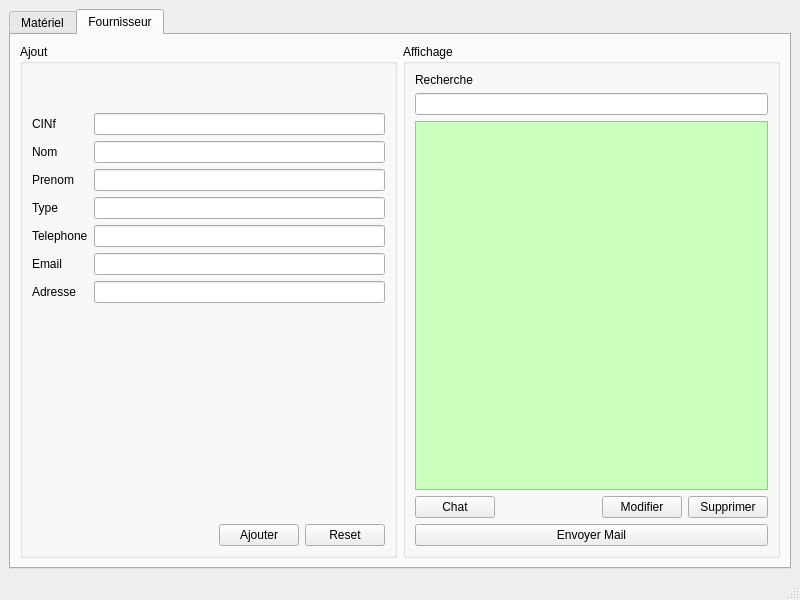
The window that mainwindow.ui (saraelarbi/PlanResto) describes before a commit, drawn with Qt 5.
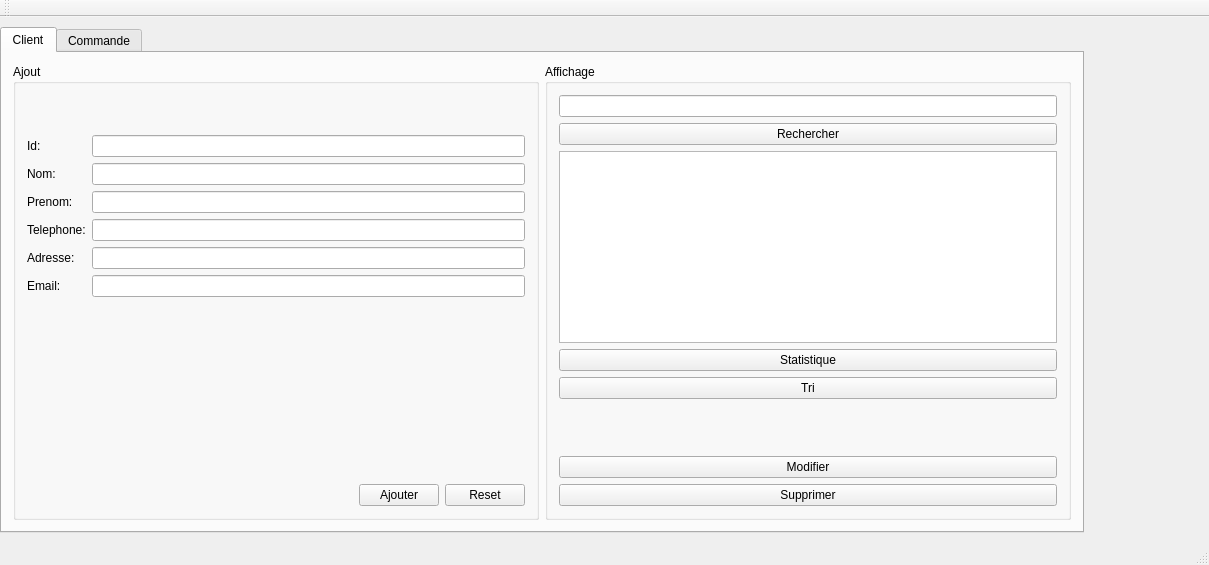
The same window after the commit. The open tabs and pages were chosen to show the change.

The edit to the form file:
```diff
--- a/mainwindow.ui
+++ b/mainwindow.ui
@@ -6,35 +6,41 @@
    <rect>
     <x>0</x>
     <y>0</y>
-    <width>800</width>
-    <height>600</height>
+    <width>1209</width>
+    <height>565</height>
    </rect>
   </property>
   <property name="windowTitle">
-   <string>MainWindow</string>
+   <string>Gestion des Clients</string>
   </property>
-  <widget class="QWidget" name="centralwidget">
-   <layout class="QHBoxLayout" name="horizontalLayout">
-    <item>
-     <widget class="QTabWidget" name="GestionMateriel">
+  <widget class="QWidget" name="centralWidget">
+   <widget class="QTabWidget" name="tabclient">
+    <property name="geometry">
+     <rect>
+      <x>0</x>
+      <y>10</y>
+      <width>1084</width>
+      <height>506</height>
+     </rect>
+    </property>
       <property name="currentIndex">
-       <number>0</number>
+     <number>1</number>
       </property>
       <widget class="QWidget" name="tab">
        <attribute name="title">
-        <string>Matériel</string>
-       </attribute>
-       <layout class="QHBoxLayout" name="horizontalLayout_3">
+      <string>Client</string>
+     </attribute>
+     <layout class="QHBoxLayout" name="horizontalLayout_2">
         <item>
-         <layout class="QVBoxLayout" name="verticalLayout_5">
+       <layout class="QVBoxLayout" name="verticalLayout_2">
           <item>
            <widget class="QGroupBox" name="groupBox">
             <property name="title">
              <string>Ajout</string>
             </property>
-            <layout class="QVBoxLayout" name="verticalLayout_7">
+          <layout class="QVBoxLayout" name="verticalLayout_5">
              <item>
-              <spacer name="horizontalSpacer_3">
+            <spacer name="horizontalSpacer">
                <property name="orientation">
                 <enum>Qt::Horizontal</enum>
                </property>
@@ -60,75 +66,79 @@
               </spacer>
              </item>
              <item>
-              <layout class="QVBoxLayout" name="verticalLayout_6">
+            <layout class="QVBoxLayout" name="verticalLayout_4">
                <item>
-                <layout class="QFormLayout" name="formLayout_3">
+              <layout class="QFormLayout" name="formLayout">
                  <item row="0" column="0">
-                  <widget class="QLabel" name="label_2">
-                   <property name="text">
-                    <string>ID</string>
-                   </property>
-                  </widget>
-                 </item>
-                 <item row="1" column="0">
-                  <widget class="QLabel" name="label_6">
-                   <property name="text">
-                    <string>Type</string>
-                   </property>
-                  </widget>
-                 </item>
-                 <item row="2" column="0">
                   <widget class="QLabel" name="label_5">
                    <property name="text">
-                    <string>Nom</string>
+                  <string>Id:</string>
                    </property>
                   </widget>
                  </item>
-                 <item row="3" column="0">
+               <item row="0" column="1">
+                <widget class="QLineEdit" name="lineEdit_id">
+                 <property name="text">
+                  <string/>
+                 </property>
+                </widget>
+               </item>
+               <item row="1" column="0">
+                <widget class="QLabel" name="label">
+                 <property name="text">
+                  <string>Nom:</string>
+                 </property>
+                </widget>
+               </item>
+               <item row="1" column="1">
+                <widget class="QLineEdit" name="lineEdit_nom"/>
+               </item>
+               <item row="2" column="0">
                   <widget class="QLabel" name="label_4">
                    <property name="text">
-                    <string>Marque</string>
+                  <string>Prenom:</string>
                    </property>
                   </widget>
                  </item>
+               <item row="2" column="1">
+                <widget class="QLineEdit" name="lineEdit_prenom"/>
+               </item>
+               <item row="3" column="0">
+                <widget class="QLabel" name="label_6">
+                 <property name="text">
+                  <string>Telephone:</string>
+                 </property>
+                </widget>
+               </item>
+               <item row="3" column="1">
+                <widget class="QLineEdit" name="lineEdit_tel"/>
+               </item>
                  <item row="4" column="0">
                   <widget class="QLabel" name="label_3">
                    <property name="text">
-                    <string>Prix</string>
+                  <string>Adresse:</string>
                    </property>
                   </widget>
                  </item>
-                 <item row="5" column="0">
-                  <widget class="QLabel" name="label">
-                   <property name="text">
-                    <string>CINf</string>
-                   </property>
-                  </widget>
-                 </item>
-                 <item row="0" column="1">
-                  <widget class="QLineEdit" name="lineEdit"/>
-                 </item>
-                 <item row="1" column="1">
-                  <widget class="QLineEdit" name="lineEdit_2"/>
-                 </item>
-                 <item row="2" column="1">
-                  <widget class="QLineEdit" name="lineEdit_3"/>
-                 </item>
-                 <item row="3" column="1">
-                  <widget class="QLineEdit" name="lineEdit_4"/>
-                 </item>
                  <item row="4" column="1">
-                  <widget class="QLineEdit" name="lineEdit_5"/>
+                <widget class="QLineEdit" name="lineEdit_adresse"/>
+               </item>
+               <item row="5" column="0">
+                <widget class="QLabel" name="label_2">
+                 <property name="text">
+                  <string>Email:</string>
+                 </property>
+                </widget>
                  </item>
                  <item row="5" column="1">
-                  <widget class="QComboBox" name="comboBox"/>
+                <widget class="QLineEdit" name="lineEdit_email"/>
                  </item>
                 </layout>
                </item>
               </layout>
              </item>
              <item>
-              <spacer name="verticalSpacer">
+            <spacer name="verticalSpacer_2">
                <property name="orientation">
                 <enum>Qt::Vertical</enum>
                </property>
@@ -141,9 +151,9 @@
               </spacer>
              </item>
              <item>
-              <layout class="QHBoxLayout" name="horizontalLayout_7">
+            <layout class="QHBoxLayout" name="horizontalLayout_3">
                <item>
-                <spacer name="horizontalSpacer_4">
+              <spacer name="horizontalSpacer_3">
                  <property name="orientation">
                   <enum>Qt::Horizontal</enum>
                  </property>
@@ -155,16 +165,16 @@
                  </property>
                 </spacer>
                </item>
+             <item>
+              <widget class="QPushButton" name="pb_ajouter">
+               <property name="text">
+                <string>Ajouter</string>
+               </property>
+              </widget>
+             </item>
                <item>
                 <widget class="QPushButton" name="pushButton">
                  <property name="text">
-                  <string>Ajouter</string>
-                 </property>
-                </widget>
-               </item>
-               <item>
-                <widget class="QPushButton" name="pushButton_5">
-                 <property name="text">
                   <string>Reset</string>
                  </property>
                 </widget>
@@ -177,71 +187,73 @@
          </layout>
         </item>
         <item>
-         <layout class="QVBoxLayout" name="verticalLayout_2">
+       <layout class="QVBoxLayout" name="verticalLayout">
           <item>
            <widget class="QGroupBox" name="groupBox_2">
             <property name="title">
              <string>Affichage</string>
             </property>
-            <layout class="QVBoxLayout" name="verticalLayout_14">
-             <item>
-              <layout class="QVBoxLayout" name="verticalLayout_13">
-               <item>
-                <widget class="QLabel" name="label_7">
-                 <property name="text">
-                  <string>Recherche</string>
-                 </property>
-                </widget>
-               </item>
-               <item>
-                <widget class="QLineEdit" name="lineEdit_6"/>
-               </item>
-               <item>
-                <widget class="QTableView" name="tableView">
-                 <property name="styleSheet">
-                  <string notr="true">background-color: rgb(202, 255, 190);</string>
-                 </property>
-                </widget>
-               </item>
-              </layout>
-             </item>
+          <layout class="QVBoxLayout" name="verticalLayout_6">
              <item>
               <layout class="QHBoxLayout" name="horizontalLayout_4">
                <item>
-                <widget class="QPushButton" name="pushButton_2">
-                 <property name="text">
-                  <string>Imprimer</string>
-                 </property>
-                </widget>
-               </item>
-               <item>
-                <spacer name="horizontalSpacer">
-                 <property name="orientation">
-                  <enum>Qt::Horizontal</enum>
-                 </property>
-                 <property name="sizeHint" stdset="0">
-                  <size>
-                   <width>40</width>
-                   <height>20</height>
-                  </size>
-                 </property>
-                </spacer>
+              <widget class="QLineEdit" name="lineEditrech"/>
+             </item>
+            </layout>
                </item>
                <item>
-                <widget class="QPushButton" name="pushButton_3">
+            <widget class="QPushButton" name="pb_rechercher">
                  <property name="text">
-                  <string>Modifier</string>
+              <string>Rechercher</string>
                  </property>
                 </widget>
                </item>
+           <item>
+            <widget class="QTableView" name="tabclient_2"/>
+           </item>
                <item>
                 <widget class="QPushButton" name="pushButton_4">
                  <property name="text">
+              <string>Statistique</string>
+             </property>
+            </widget>
+           </item>
+           <item>
+            <widget class="QPushButton" name="pb_tri">
+             <property name="text">
+              <string>Tri</string>
+             </property>
+            </widget>
+           </item>
+           <item>
+            <spacer name="verticalSpacer">
+             <property name="orientation">
+              <enum>Qt::Vertical</enum>
+             </property>
+             <property name="sizeHint" stdset="0">
+              <size>
+               <width>20</width>
+               <height>40</height>
+              </size>
+             </property>
+            </spacer>
+           </item>
+           <item>
+            <widget class="QPushButton" name="pb_modifier">
+             <property name="text">
+              <string>Modifier</string>
+             </property>
+            </widget>
+           </item>
+           <item>
+            <widget class="QPushButton" name="pb_supprimer">
+             <property name="text">
                   <string>Supprimer</string>
                  </property>
                 </widget>
                </item>
-              </layout>
+           <item>
+            <layout class="QVBoxLayout" name="verticalLayout_3"/>
              </item>
             </layout>
            </widget>
@@ -252,19 +264,21 @@
       </widget>
       <widget class="QWidget" name="tab_2">
        <attribute name="title">
-        <string>Fournisseur</string>
-       </attribute>
-       <layout class="QHBoxLayout" name="horizontalLayout_9">
+      <string>Commande</string>
+     </attribute>
+     <layout class="QHBoxLayout" name="horizontalLayout_5">
         <item>
-         <layout class="QVBoxLayout" name="verticalLayout_16">
+       <layout class="QVBoxLayout" name="verticalLayout_7">
           <item>
            <widget class="QGroupBox" name="groupBox_3">
             <property name="title">
              <string>Ajout</string>
             </property>
-            <layout class="QVBoxLayout" name="verticalLayout_25">
+          <layout class="QVBoxLayout" name="verticalLayout_12">
              <item>
-              <spacer name="horizontalSpacer_6">
+            <layout class="QVBoxLayout" name="verticalLayout_11">
+             <item>
+              <spacer name="horizontalSpacer_4">
                <property name="orientation">
                 <enum>Qt::Horizontal</enum>
                </property>
@@ -290,85 +304,57 @@
               </spacer>
              </item>
              <item>
-              <layout class="QVBoxLayout" name="verticalLayout_22">
-               <item>
-                <layout class="QFormLayout" name="formLayout_4">
-                 <item row="0" column="0">
-                  <widget class="QLabel" name="label_8">
-                   <property name="text">
-                    <string>CINf</string>
-                   </property>
-                  </widget>
-                 </item>
-                 <item row="6" column="0">
                   <widget class="QLabel" name="label_9">
                    <property name="text">
-                    <string>Adresse</string>
+                <string>id:</string>
                    </property>
                   </widget>
                  </item>
-                 <item row="5" column="0">
-                  <widget class="QLabel" name="label_10">
-                   <property name="text">
-                    <string>Email</string>
-                   </property>
-                  </widget>
-                 </item>
-                 <item row="1" column="0">
+             <item>
+              <widget class="QLineEdit" name="lineEdit_id2"/>
+             </item>
+             <item>
                   <widget class="QLabel" name="label_11">
                    <property name="text">
-                    <string>Nom</string>
+                <string>Nom:</string>
                    </property>
                   </widget>
                  </item>
-                 <item row="2" column="0">
+             <item>
+              <widget class="QLineEdit" name="lineEdit_nom2"/>
+             </item>
+             <item>
                   <widget class="QLabel" name="label_12">
                    <property name="text">
-                    <string>Prenom</string>
+                <string>Prix:</string>
                    </property>
                   </widget>
                  </item>
-                 <item row="4" column="0">
+             <item>
+              <widget class="QLineEdit" name="lineEdit_prix"/>
+             </item>
+             <item>
+              <widget class="QLabel" name="label_10">
+               <property name="text">
+                <string>Type:</string>
+               </property>
+              </widget>
+             </item>
+             <item>
+              <widget class="QLineEdit" name="lineEdit_type"/>
+             </item>
+             <item>
                   <widget class="QLabel" name="label_13">
                    <property name="text">
-                    <string>Telephone</string>
+                <string>CinP:</string>
                    </property>
                   </widget>
                  </item>
-                 <item row="3" column="0">
-                  <widget class="QLabel" name="label_14">
-                   <property name="text">
-                    <string>Type</string>
-                   </property>
-                  </widget>
-                 </item>
-                 <item row="0" column="1">
-                  <widget class="QLineEdit" name="lineEdit_7"/>
-                 </item>
-                 <item row="1" column="1">
-                  <widget class="QLineEdit" name="lineEdit_8"/>
-                 </item>
-                 <item row="2" column="1">
-                  <widget class="QLineEdit" name="lineEdit_9"/>
-                 </item>
-                 <item row="3" column="1">
-                  <widget class="QLineEdit" name="lineEdit_10"/>
-                 </item>
-                 <item row="4" column="1">
-                  <widget class="QLineEdit" name="lineEdit_11"/>
-                 </item>
-                 <item row="5" column="1">
-                  <widget class="QLineEdit" name="lineEdit_12"/>
-                 </item>
-                 <item row="6" column="1">
-                  <widget class="QLineEdit" name="lineEdit_13"/>
-                 </item>
-                </layout>
-               </item>
-              </layout>
-             </item>
+             <item>
+              <widget class="QComboBox" name="lineEdit_cinp"/>
+             </item>
              <item>
-              <spacer name="verticalSpacer_2">
+              <spacer name="verticalSpacer_3">
                <property name="orientation">
                 <enum>Qt::Vertical</enum>
                </property>
@@ -380,10 +366,12 @@
                </property>
               </spacer>
              </item>
+            </layout>
+           </item>
              <item>
-              <layout class="QHBoxLayout" name="horizontalLayout_10">
+            <layout class="QHBoxLayout" name="horizontalLayout_7">
                <item>
-                <spacer name="horizontalSpacer_7">
+              <spacer name="horizontalSpacer_6">
                  <property name="orientation">
                   <enum>Qt::Horizontal</enum>
                  </property>
@@ -396,7 +384,7 @@
                 </spacer>
                </item>
                <item>
-                <widget class="QPushButton" name="pushButton_10">
+              <widget class="QPushButton" name="pb_ajouter2">
                  <property name="text">
                   <string>Ajouter</string>
                  </property>
@@ -417,102 +405,104 @@
          </layout>
         </item>
         <item>
-         <layout class="QVBoxLayout" name="verticalLayout_15">
+       <layout class="QVBoxLayout" name="verticalLayout_10">
+        <item>
+         <layout class="QHBoxLayout" name="horizontalLayout_6">
           <item>
            <widget class="QGroupBox" name="groupBox_4">
             <property name="title">
              <string>Affichage</string>
             </property>
-            <layout class="QVBoxLayout" name="verticalLayout_28">
+            <layout class="QVBoxLayout" name="verticalLayout_17">
              <item>
-              <layout class="QVBoxLayout" name="verticalLayout_27">
+              <widget class="QLineEdit" name="lineEditrech2"/>
+             </item>
                <item>
-                <widget class="QLabel" name="label_15">
+              <widget class="QPushButton" name="pb_rechercher2">
                  <property name="text">
-                  <string>Recherche</string>
+                <string>Rechercher</string>
                  </property>
                 </widget>
                </item>
                <item>
-                <widget class="QLineEdit" name="lineEdit_14"/>
-               </item>
-               <item>
-                <widget class="QTableView" name="tableView_2">
-                 <property name="styleSheet">
-                  <string notr="true">background-color: rgb(202, 255, 190);</string>
-                 </property>
-                </widget>
-               </item>
-              </layout>
-             </item>
-             <item>
-              <layout class="QHBoxLayout" name="horizontalLayout_13">
-               <item>
-                <widget class="QPushButton" name="pushButton_7">
-                 <property name="text">
-                  <string>Chat</string>
-                 </property>
-                </widget>
-               </item>
-               <item>
-                <spacer name="horizontalSpacer_8">
-                 <property name="orientation">
-                  <enum>Qt::Horizontal</enum>
-                 </property>
-                 <property name="sizeHint" stdset="0">
-                  <size>
-                   <width>40</width>
-                   <height>20</height>
-                  </size>
-                 </property>
-                </spacer>
+              <widget class="QTableView" name="tabcommande_2"/>
+             </item>
+            </layout>
+           </widget>
+          </item>
+         </layout>
                </item>
                <item>
                 <widget class="QPushButton" name="pushButton_8">
                  <property name="text">
+           <string>Statistique</string>
+          </property>
+         </widget>
+        </item>
+        <item>
+         <widget class="QPushButton" name="pb_tri2">
+          <property name="text">
+           <string>Tri</string>
+          </property>
+         </widget>
+        </item>
+        <item>
+         <spacer name="verticalSpacer_4">
+          <property name="orientation">
+           <enum>Qt::Vertical</enum>
+          </property>
+          <property name="sizeHint" stdset="0">
+           <size>
+            <width>20</width>
+            <height>40</height>
+           </size>
+          </property>
+         </spacer>
+        </item>
+        <item>
+         <widget class="QPushButton" name="pb_modifier2">
+          <property name="text">
                   <string>Modifier</string>
                  </property>
                 </widget>
                </item>
                <item>
-                <widget class="QPushButton" name="pushButton_9">
+         <widget class="QPushButton" name="pb_supprimer2">
                  <property name="text">
                   <string>Supprimer</string>
                  </property>
                 </widget>
                </item>
-              </layout>
-             </item>
              <item>
-              <widget class="QPushButton" name="pushButton_11">
-               <property name="text">
-                <string>Envoyer Mail</string>
-               </property>
-              </widget>
-             </item>
-            </layout>
-           </widget>
-          </item>
-         </layout>
-        </item>
-       </layout>
-      </widget>
-     </widget>
-    </item>
-   </layout>
+         <layout class="QVBoxLayout" name="verticalLayout_16"/>
+        </item>
+       </layout>
+      </item>
+     </layout>
+    </widget>
+   </widget>
   </widget>
-  <widget class="QMenuBar" name="menubar">
+  <widget class="QMenuBar" name="menuBar">
    <property name="geometry">
     <rect>
      <x>0</x>
      <y>0</y>
-     <width>800</width>
-     <height>22</height>
+     <width>1209</width>
+     <height>26</height>
     </rect>
    </property>
   </widget>
-  <widget class="QStatusBar" name="statusbar"/>
- </widget>
+  <widget class="QToolBar" name="mainToolBar">
+   <attribute name="toolBarArea">
+    <enum>TopToolBarArea</enum>
+   </attribute>
+   <attribute name="toolBarBreak">
+    <bool>false</bool>
+   </attribute>
+  </widget>
+  <widget class="QStatusBar" name="statusBar"/>
+ </widget>
+ <layoutdefault spacing="6" margin="11"/>
  <resources/>
  <connections/>
 </ui>
```
Lines whose indentation alone changed are shown as unchanged.
